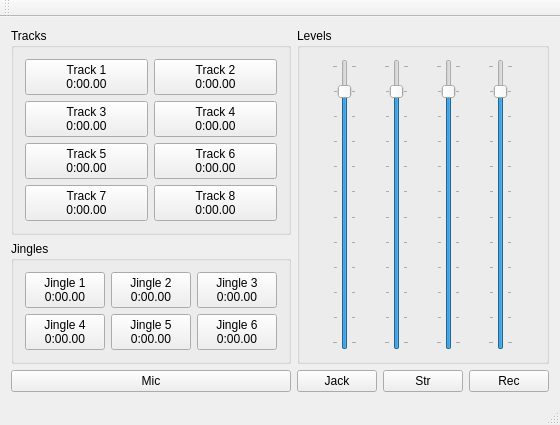
Above: mainwindow.ui from picaster/PiCasterQt_legacy before the change. Below: the same form after it.
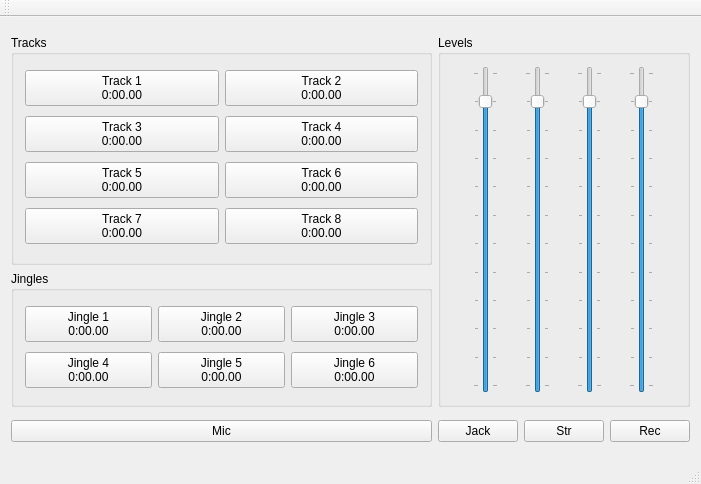
That is the form after the change.

```diff
--- a/mainwindow.ui
+++ b/mainwindow.ui
@@ -6,10 +6,22 @@
    <rect>
     <x>0</x>
     <y>0</y>
-    <width>506</width>
-    <height>388</height>
+    <width>701</width>
+    <height>484</height>
    </rect>
   </property>
+  <property name="minimumSize">
+   <size>
+    <width>701</width>
+    <height>484</height>
+   </size>
+  </property>
+  <property name="maximumSize">
+   <size>
+    <width>701</width>
+    <height>484</height>
+   </size>
+  </property>
   <property name="windowTitle">
    <string>MainWindow</string>
   </property>
@@ -19,6 +31,12 @@
      <layout class="QGridLayout" name="Buttons">
       <item row="0" column="0">
        <widget class="QGroupBox" name="Tracks">
+        <property name="minimumSize">
+         <size>
+          <width>421</width>
+          <height>230</height>
+         </size>
+        </property>
         <property name="title">
          <string>Tracks</string>
         </property>
@@ -198,6 +216,12 @@
     </item>
     <item row="0" column="1">
      <widget class="QGroupBox" name="VolumeSliders">
+      <property name="maximumSize">
+       <size>
+        <width>254</width>
+        <height>372</height>
+       </size>
+      </property>
       <property name="title">
        <string>Levels</string>
       </property>
```
Left out of the diff: 4 changed lines with no effect on the pictures.
